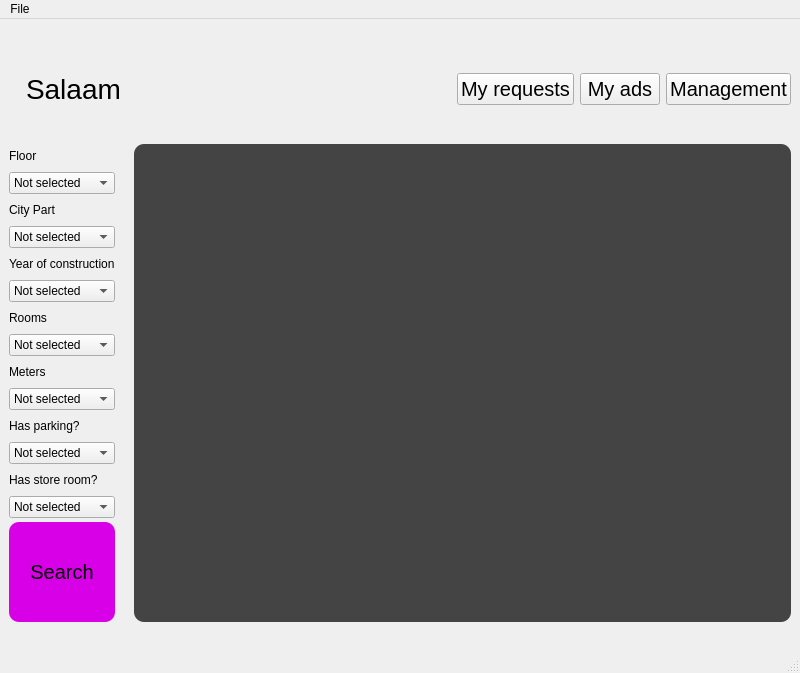
This is Resources/AmlakiManager.ui in Danial-Movahed/SOAS as Qt 5 draws it before an edit. The edited form follows.
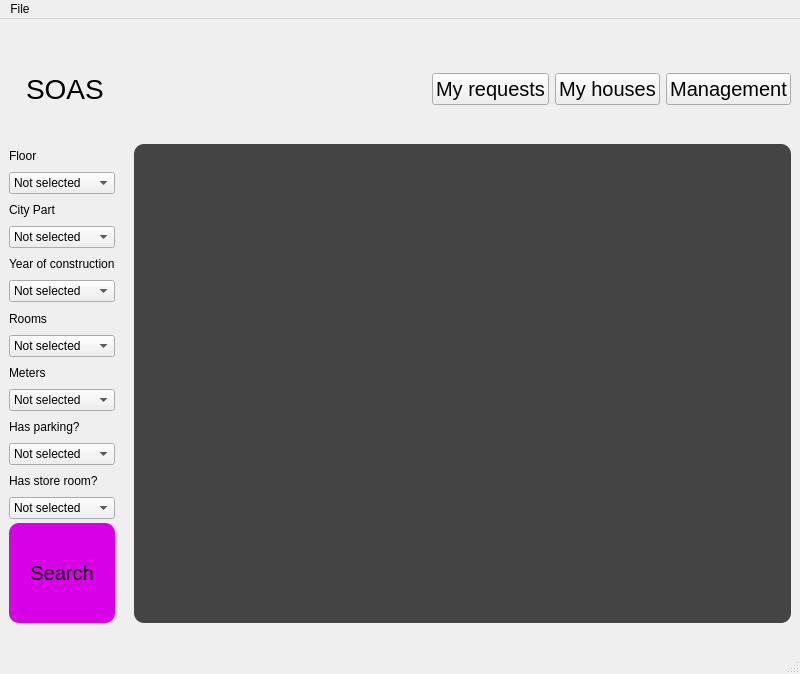
This is the edited form. Icons and pictures are not drawn.

Commit message: Changed all ads to house invetory

Diff of the .ui file:
```diff
--- a/Resources/AmlakiManager.ui
+++ b/Resources/AmlakiManager.ui
@@ -7,7 +7,7 @@
     <x>0</x>
     <y>0</y>
     <width>800</width>
-    <height>673</height>
+    <height>674</height>
    </rect>
   </property>
   <property name="windowTitle">
@@ -52,7 +52,7 @@
 padding: 5px 10px;</string>
         </property>
         <property name="text">
-         <string>Salaam</string>
+         <string>SOAS</string>
         </property>
        </widget>
       </item>
@@ -79,7 +79,7 @@
          <string notr="true"/>
         </property>
         <property name="text">
-         <string>My ads</string>
+         <string>My houses</string>
         </property>
        </widget>
       </item>
```
Left out of the diff: 2 changed lines with no effect on the pictures. The commit also changes 29 other files.
